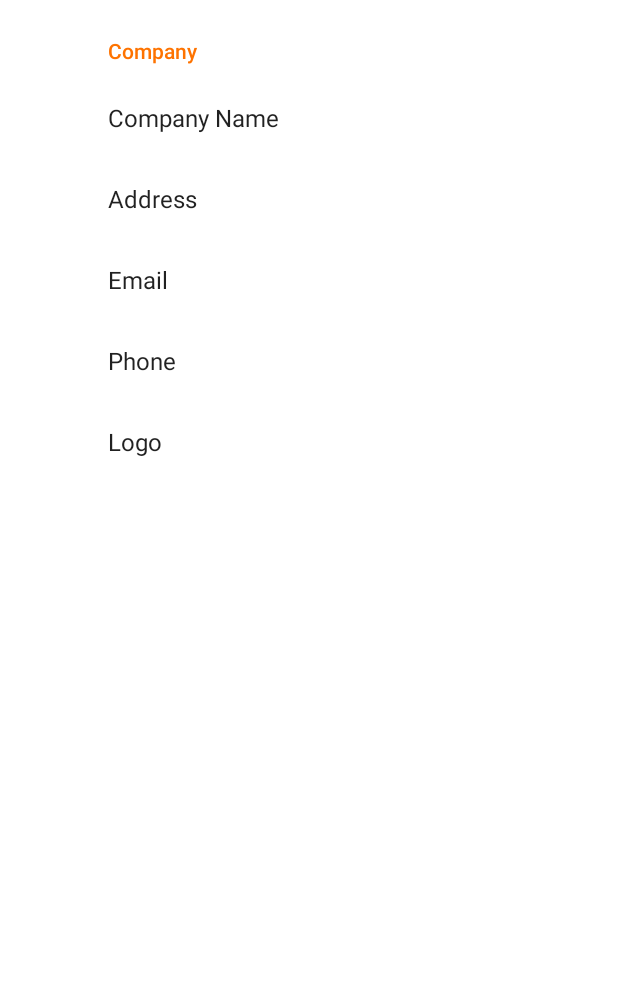
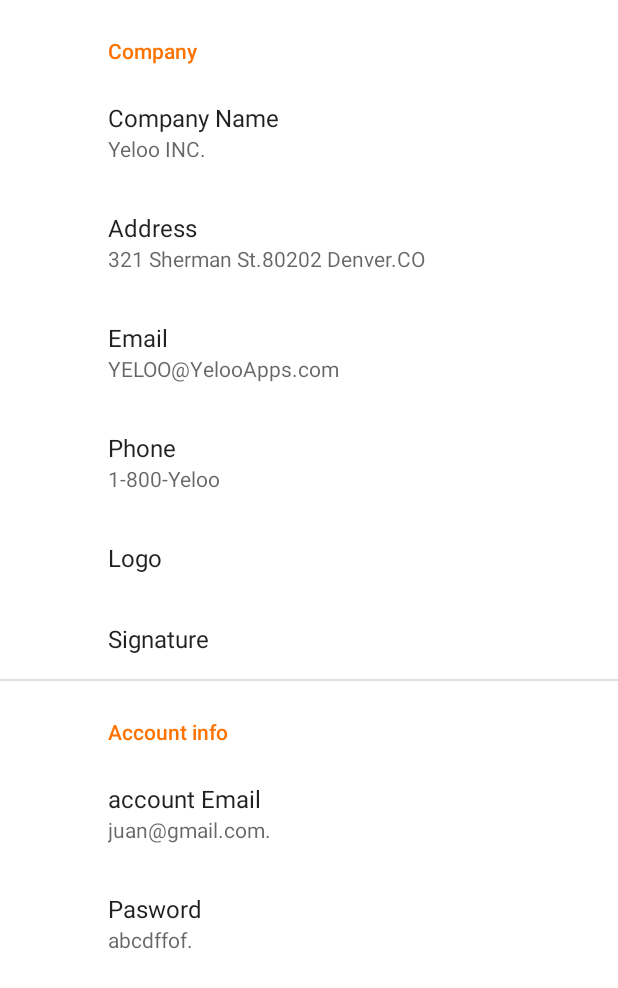
Before and after one commit to juanse07/javaproject2, an Android app: the SettingsFragment screen opened directly, with no data from a screen before it, on a phone screen of 412 x 824 dp. Shown: the top 988 px of the screen. Run offline under Robolectric (Android 15) with nearby library versions, the phone set to English and light mode, and no system bars; our stand-ins replace androidx.preference; libraries missing offline, so code that uses them is left out: com.facebook.

Commit message:
1507 23 02 2022

```diff
--- a/app/src/main/java/com/example/calculadorainventario/SettingsFragment.java
+++ b/app/src/main/java/com/example/calculadorainventario/SettingsFragment.java
@@ -1,13 +1,67 @@
 package com.example.calculadorainventario;
 
+import android.content.SharedPreferences;
 import android.os.Bundle;
+import android.provider.SyncStateContract;
+import android.view.LayoutInflater;
+import android.view.View;
+import android.view.ViewGroup;
 
+import androidx.annotation.NonNull;
+import androidx.annotation.Nullable;
+import androidx.lifecycle.Observer;
+import androidx.lifecycle.ViewModelProvider;
+import androidx.preference.EditTextPreference;
 import androidx.preference.PreferenceFragmentCompat;
 
-public class SettingsFragment extends PreferenceFragmentCompat {
+import static com.facebook.FacebookSdk.getApplicationContext;
+
+public class SettingsFragment extends PreferenceFragmentCompat implements SharedPreferences.OnSharedPreferenceChangeListener {
+
+
+    public static final String KEY_PREF_COMPANY = "companyname";
+
+
+//    private SharedPreferences.OnSharedPreferenceChangeListener preferenceChangeListener;
+
+
 
     @Override
-    public void onCreatePreferences(Bundle savedInstanceState, String rootKey) {
+    public void onCreatePreferences(Bundle savedInstanceState, final String rootKey) {
         setPreferencesFromResource(R.xml.preference, rootKey);
+
+
+
+
     }
-}
+
+    @Override
+    public void onResume() {
+
+
+        getPreferenceScreen().getSharedPreferences().registerOnSharedPreferenceChangeListener(this);
+
+//        Constants.getSP(getContext()).setCompanyname(pcompanypreference.getText());
+
+
+        super.onResume();
+
+    }
+
+    @Override
+    public void onPause() {
+        getPreferenceScreen().getSharedPreferences().unregisterOnSharedPreferenceChangeListener(this);
+
+        super.onPause();
+    }
+
+    @Override
+    public void onSharedPreferenceChanged(SharedPreferences sharedPreferences, String key) {
+        if (key.equals(KEY_PREF_COMPANY)) {
+            EditTextPreference pcompanypreference = findPreference(key);
+
+            pcompanypreference.getText();
+            pcompanypreference.setSummary(sharedPreferences.getString(key, ""));
+
+        }
+    }}
--- a/app/src/main/java/com/example/calculadorainventario/Spreferences.java
+++ b/app/src/main/java/com/example/calculadorainventario/Spreferences.java
@@ -10,6 +10,8 @@ public class Spreferences {
     protected final String RBVENTA="rbcompra";
     protected final String RBCOMPRA="rbventa";
     protected final String POSITIONCATALOGO="positioncatalogo";
+    protected final String COMPANYNAME="companyname";
+
 
 
 
@@ -47,6 +49,7 @@ public class Spreferences {
         return sp.getString(POSITIONCATALOGO, "n/a");
     }
 
-
+    public void setCompanyname(String companyname){sp.edit().putString(COMPANYNAME,companyname).commit();}
+    public String getCompanyname(){return sp.getString(COMPANYNAME,"PyMESoft2");}
 
 }
--- a/app/src/main/res/xml/preference.xml
+++ b/app/src/main/res/xml/preference.xml
@@ -4,24 +4,30 @@
         <EditTextPreference
             android:title="Company Name"
             android:key="companyname"
+            android:summary="Yeloo INC."
+            android:text="PyeSoft"
             >
 
         </EditTextPreference>
+
         <EditTextPreference
             android:title="Address"
             android:key="companyname"
+            android:summary="321 Sherman St.80202 Denver.CO"
             >
 
         </EditTextPreference>
         <EditTextPreference
             android:title="Email"
             android:key="companyemail"
+            android:summary="YELOO@YelooApps.com"
             >
 
         </EditTextPreference>
         <EditTextPreference
             android:title="Phone"
             android:key="companyphone"
+            android:summary="1-800-Yeloo"
             >
 
         </EditTextPreference>
@@ -35,8 +41,38 @@
             </intent>
         </PreferenceScreen>
 
+        <PreferenceScreen
+            android:title="Signature">
+            <intent
+                android:action="android.intent.action.VIEW"
+                android:targetPackage="com.example.calculadorainventario"
+                android:targetClass="com.example.calculadorainventario.Signature1Activity">
+
+            </intent>
+        </PreferenceScreen>
+
+
 
 
     </PreferenceCategory>
+    <PreferenceCategory android:title="Account info">
+        <EditTextPreference
+            android:title="account Email"
+            android:key="companyname"
+            android:summary="juan@gmail.com."
+            android:text="PyeSoft"
+            >
+        </EditTextPreference>
+        <EditTextPreference
+            android:title="Pasword"
+            android:key="companyname"
+            android:summary="abcdffof."
+            android:text="PyeSoft"
+            android:inputType="numberPassword"
+            >
+        </EditTextPreference>
+
+
+    </PreferenceCategory >
 
 </PreferenceScreen>
```
Also changed, not shown: app/src/main/java/com/example/calculadorainventario/SharedViewModel.java (+7 -0 lines), app/src/main/java/com/example/calculadorainventario/Signature1Activity.java (+16 -2 lines), app/src/main/java/com/example/calculadorainventario/settingsAcivity.java (+5 -5 lines), app/src/main/res/layout/activity_logochoose.xml (+60 -39 lines), app/src/main/res/layout/activityhomeinvoice2.xml (+5 -5 lines), app/src/main/res/layout/nuevavistafac.xml (+6 -3 lines), app/src/main/res/layout/signature_1.xml (+35 -4 lines).
